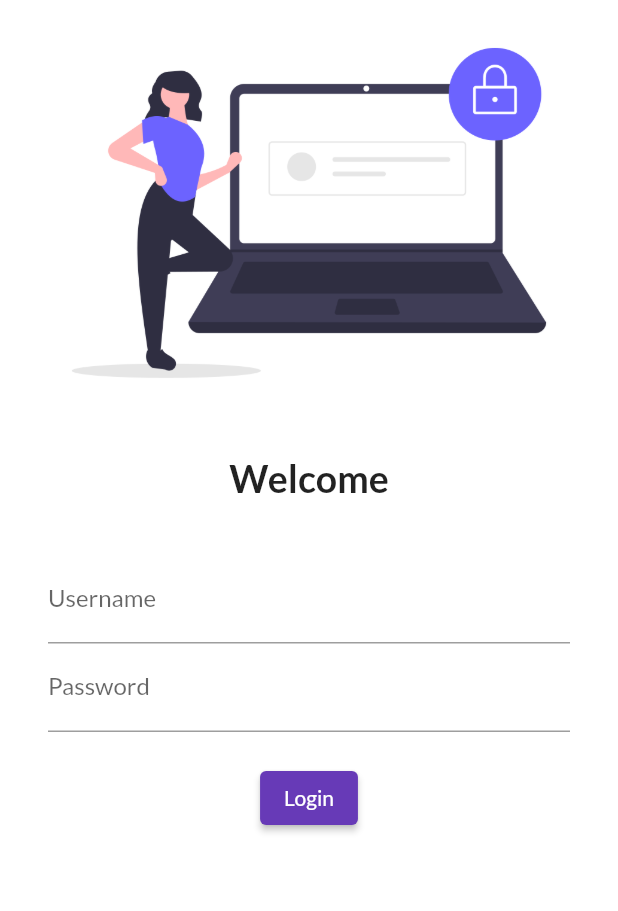
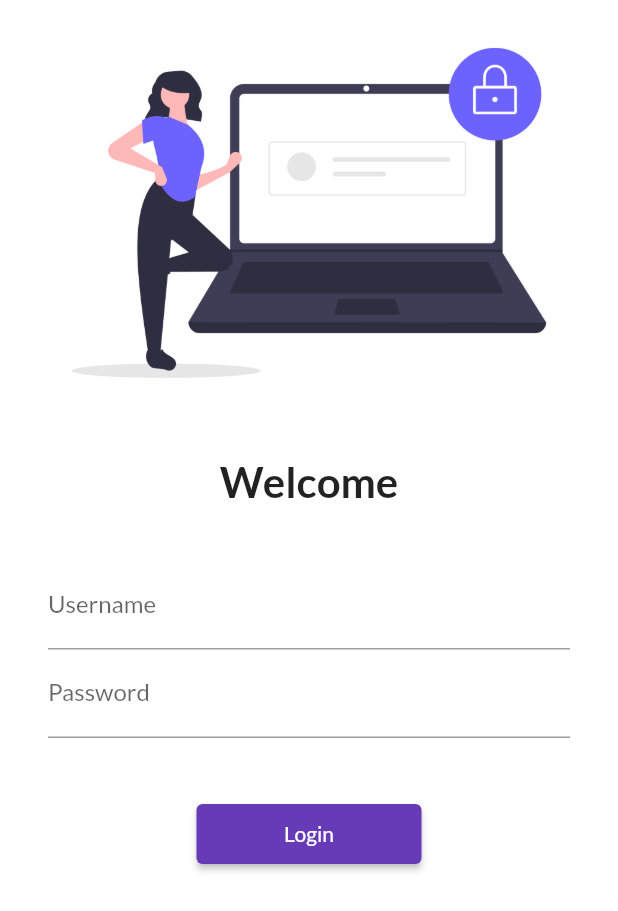
Before and after one commit to SHUBHAM-ACHARYA/first_flutter_application, a Flutter app: the screen it shows after launch, on a phone screen of 412 x 824 dp. Shown: the top 911 px of the screen. Run offline on Flutter 3.47's test engine with Material 2 defaults, Android fonts, the phone set to English and light mode, and no system bars; our stand-ins replace google_fonts.

Commit message:
flutter day 6 completed

```diff
--- a/lib/main.dart
+++ b/lib/main.dart
@@ -1,5 +1,6 @@
 import 'package:first_app/pages/home_page.dart';
 import 'package:first_app/pages/login_page.dart';
+import 'package:first_app/utils/routes.dart';
 import 'package:flutter/material.dart';
 import 'package:google_fonts/google_fonts.dart';
 
@@ -18,12 +19,13 @@ class MyApp extends StatelessWidget {
         primarySwatch: Colors.deepPurple,
         fontFamily: GoogleFonts.lato().fontFamily,
       ),
+      // debugShowCheckedModeBanner: false,
       darkTheme: ThemeData(brightness: Brightness.dark),
       initialRoute: "/",
       routes: {
         "/": (context) => const LoginPage(),
-        "/home": (context) => HomePage(),
-        "/login": (context) => const LoginPage(),
+        MyRoutes.homeRoute: (context) => HomePage(),
+        MyRoutes.loginRoute: (context) => const LoginPage(),
       },
     );
   }
--- a/lib/pages/login_page.dart
+++ b/lib/pages/login_page.dart
@@ -1,3 +1,4 @@
+import 'package:first_app/utils/routes.dart';
 import 'package:flutter/cupertino.dart';
 import 'package:flutter/material.dart';
 
@@ -8,6 +9,7 @@ class LoginPage extends StatelessWidget {
   Widget build(BuildContext context) {
     return Material(
         color: Colors.white,
+        child: SingleChildScrollView(
           child: Column(
             children: [
               Image.asset(
@@ -19,14 +21,14 @@ class LoginPage extends StatelessWidget {
               ),
               Text(
                 "Welcome",
-              style: TextStyle(fontSize: 25, fontWeight: FontWeight.bold),
+                style: TextStyle(fontSize: 28, fontWeight: FontWeight.bold),
               ),
               SizedBox(
                 height: 20,
               ),
               Padding(
-              padding:
-                  const EdgeInsets.symmetric(vertical: 16.0, horizontal: 32.0),
+                padding: const EdgeInsets.symmetric(
+                    vertical: 16.0, horizontal: 32.0),
                 child: Column(
                   children: [
                     TextFormField(
@@ -43,17 +45,19 @@ class LoginPage extends StatelessWidget {
                       ),
                     ),
                     SizedBox(
-                    height: 20,
+                      height: 40,
                     ),
                     ElevatedButton(
+                        child: Text("Login"),
+                        style: TextButton.styleFrom(minimumSize: Size(150, 40)),
                         onPressed: () {
-                        print("Clicked");
-                      },
-                      child: Text("Login"))
+                          Navigator.pushNamed(context, MyRoutes.homeRoute);
+                        }),
                   ],
                 ),
               )
             ],
+          ),
         ));
   }
 }
--- /dev/null
+++ b/lib/utils/routes.dart
@@ -0,0 +1,4 @@
+class MyRoutes {
+  static String loginRoute = "/login";
+  static String homeRoute = "/home";
+}
```
Lines whose indentation alone changed are shown as unchanged.
